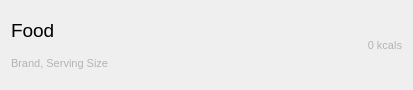
Above: ui/items/FoodInfoWidget.ui from OpenFitnessPal/OpenFitnessPal before the change. Below: the same form after it.
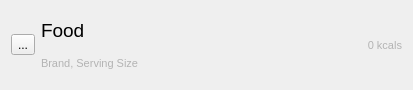
That is the form after the change. Icons and pictures are not drawn.

```diff
--- a/ui/items/FoodInfoWidget.ui
+++ b/ui/items/FoodInfoWidget.ui
@@ -14,7 +14,46 @@
    <string>Form</string>
   </property>
   <layout class="QGridLayout" name="gridLayout">
-   <item row="0" column="0" alignment="Qt::AlignmentFlag::AlignBottom">
+   <item row="1" column="1">
+    <widget class="QLabel" name="brand">
+     <property name="palette">
+      <palette>
+       <active>
+        <colorrole role="WindowText">
+         <brush brushstyle="SolidPattern">
+          <color alpha="255">
+           <red>179</red>
+           <green>179</green>
+           <blue>179</blue>
+          </color>
+         </brush>
+        </colorrole>
+       </active>
+       <inactive>
+        <colorrole role="WindowText">
+         <brush brushstyle="SolidPattern">
+          <color alpha="255">
+           <red>179</red>
+           <green>179</green>
+           <blue>179</blue>
+          </color>
+         </brush>
+        </colorrole>
+       </inactive>
+       <disabled/>
+      </palette>
+     </property>
+     <property name="font">
+      <font>
+       <pointsize>8</pointsize>
+      </font>
+     </property>
+     <property name="text">
+      <string>Brand, Serving Size</string>
+     </property>
+    </widget>
+   </item>
+   <item row="0" column="1" alignment="Qt::AlignmentFlag::AlignBottom">
     <widget class="QLabel" name="food">
      <property name="font">
       <font>
@@ -26,46 +65,7 @@
      </property>
     </widget>
    </item>
-   <item row="1" column="0">
-    <widget class="QLabel" name="brand">
-     <property name="palette">
-      <palette>
-       <active>
-        <colorrole role="WindowText">
-         <brush brushstyle="SolidPattern">
-          <color alpha="255">
-           <red>179</red>
-           <green>179</green>
-           <blue>179</blue>
-          </color>
-         </brush>
-        </colorrole>
-       </active>
-       <inactive>
-        <colorrole role="WindowText">
-         <brush brushstyle="SolidPattern">
-          <color alpha="255">
-           <red>179</red>
-           <green>179</green>
-           <blue>179</blue>
-          </color>
-         </brush>
-        </colorrole>
-       </inactive>
-       <disabled/>
-      </palette>
-     </property>
-     <property name="font">
-      <font>
-       <pointsize>8</pointsize>
-      </font>
-     </property>
-     <property name="text">
-      <string>Brand, Serving Size</string>
-     </property>
-    </widget>
-   </item>
-   <item row="0" column="1" rowspan="2">
+   <item row="0" column="2" rowspan="2">
     <widget class="QLabel" name="cals">
      <property name="palette">
       <palette>
@@ -107,6 +107,19 @@
      </property>
     </widget>
    </item>
+   <item row="0" column="0" rowspan="2">
+    <widget class="QToolButton" name="remove">
+     <property name="enabled">
+      <bool>true</bool>
+     </property>
+     <property name="text">
+      <string>...</string>
+     </property>
+     <property name="icon">
+      <iconset theme="QIcon::ThemeIcon::EditDelete"/>
+     </property>
+    </widget>
+   </item>
   </layout>
  </widget>
  <resources/>
```
Left out of the diff: 22 changed lines with no effect on the pictures.
